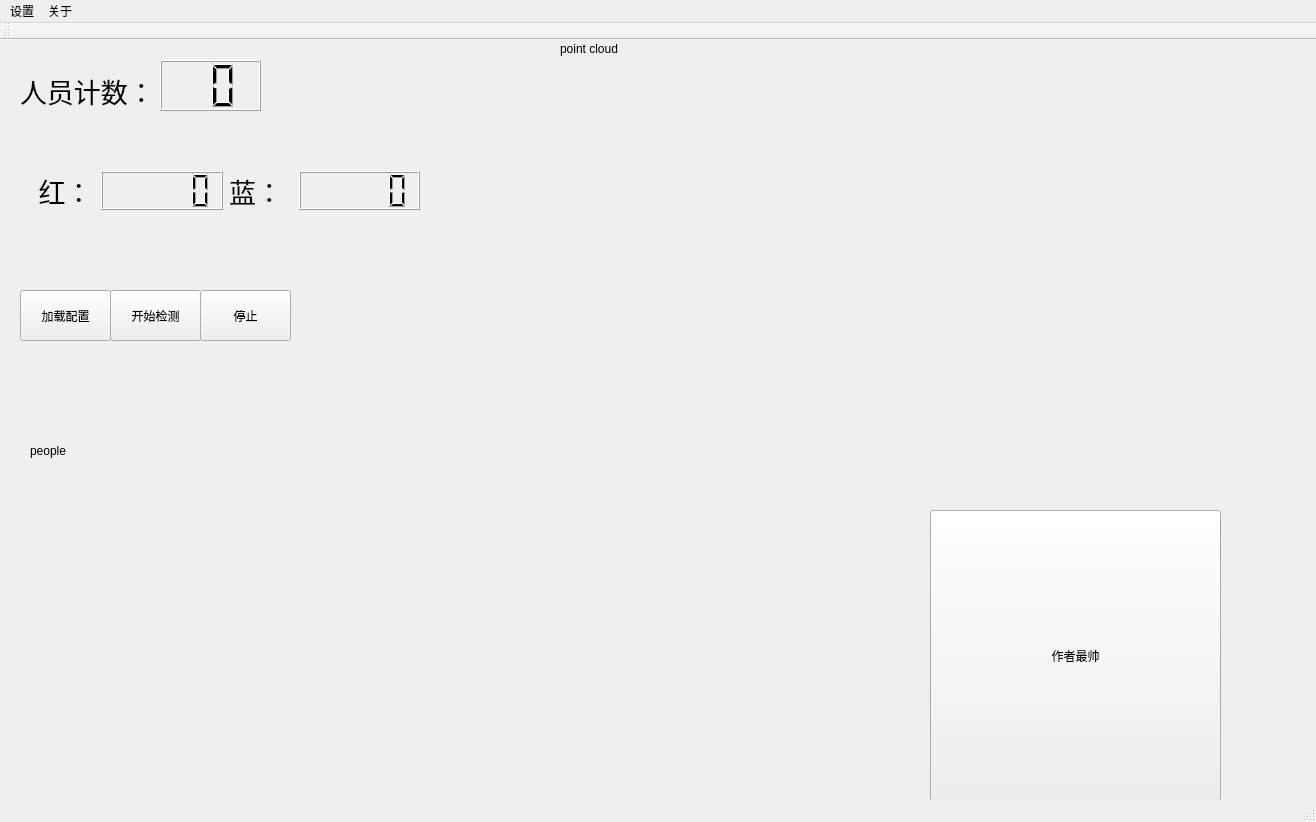
Before: the Qt Designer form mmWaveRadar/pplcount/mainwindow.ui in psuvtk/718, drawn with Qt 5.
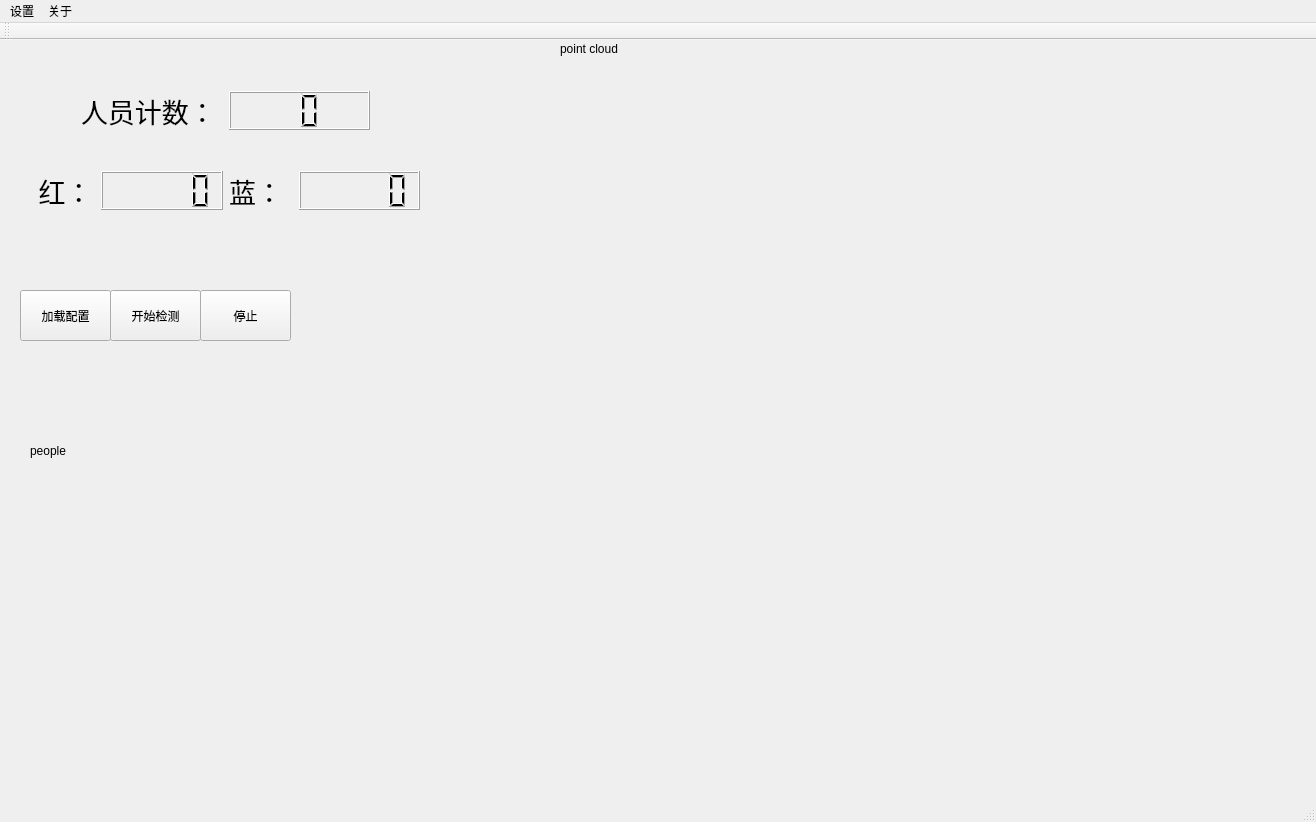
After: the same form once the commit is applied. Custom widgets are drawn as their Qt base class.

Commit message: fix some bug; change some plot item which is dynamic alloc variable to class member; implement fov up-down flip left-right-flip;implement highlight when walk into red&blue box area; change lcd number color to red&blue

Diff of the .ui file:
```diff
--- a/mmWaveRadar/pplcount/mainwindow.ui
+++ b/mmWaveRadar/pplcount/mainwindow.ui
@@ -14,24 +14,6 @@
    <string>MainWindow</string>
   </property>
   <widget class="QWidget" name="centralWidget">
-   <widget class="QLabel" name="label_3">
-    <property name="geometry">
-     <rect>
-      <x>20</x>
-      <y>30</y>
-      <width>141</width>
-      <height>41</height>
-     </rect>
-    </property>
-    <property name="font">
-     <font>
-      <pointsize>20</pointsize>
-     </font>
-    </property>
-    <property name="text">
-     <string>人员计数：</string>
-    </property>
-   </widget>
    <widget class="QCustomPlot" name="plotPointCloud" native="true">
     <property name="geometry">
      <rect>
@@ -78,30 +60,6 @@
      <string>people</string>
     </property>
    </widget>
-   <widget class="QLCDNumber" name="lcdTotal">
-    <property name="geometry">
-     <rect>
-      <x>160</x>
-      <y>20</y>
-      <width>101</width>
-      <height>51</height>
-     </rect>
-    </property>
-    <property name="font">
-     <font>
-      <pointsize>15</pointsize>
-     </font>
-    </property>
-    <property name="autoFillBackground">
-     <bool>false</bool>
-    </property>
-    <property name="smallDecimalPoint">
-     <bool>false</bool>
-    </property>
-    <property name="digitCount">
-     <number>2</number>
-    </property>
-   </widget>
    <widget class="QPushButton" name="btnStartDetect">
     <property name="enabled">
      <bool>true</bool>
@@ -218,18 +176,53 @@
      </item>
     </layout>
    </widget>
-   <widget class="QPushButton" name="pushButton">
+   <widget class="QWidget" name="horizontalLayoutWidget_2">
     <property name="geometry">
      <rect>
-      <x>930</x>
-      <y>470</y>
-      <width>291</width>
-      <height>291</height>
+      <x>70</x>
+      <y>40</y>
+      <width>311</width>
+      <height>61</height>
      </rect>
     </property>
-    <property name="text">
-     <string>作者最帅</string>
-    </property>
+    <layout class="QHBoxLayout" name="horizontalLayout_2">
+     <item>
+      <widget class="QLabel" name="label_3">
+       <property name="font">
+        <font>
+         <pointsize>20</pointsize>
+        </font>
+       </property>
+       <property name="text">
+        <string>人员计数：</string>
+       </property>
+      </widget>
+     </item>
+     <item>
+      <widget class="QLCDNumber" name="lcdTotal">
+       <property name="minimumSize">
+        <size>
+         <width>132</width>
+         <height>0</height>
+        </size>
+       </property>
+       <property name="font">
+        <font>
+         <pointsize>15</pointsize>
+        </font>
+       </property>
+       <property name="autoFillBackground">
+        <bool>false</bool>
+       </property>
+       <property name="smallDecimalPoint">
+        <bool>false</bool>
+       </property>
+       <property name="digitCount">
+        <number>2</number>
+       </property>
+      </widget>
+     </item>
+    </layout>
    </widget>
   </widget>
   <widget class="QToolBar" name="mainToolBar">
```
Left out of the diff: 26 changed lines with no effect on the pictures. The commit also changes 4 other files.
